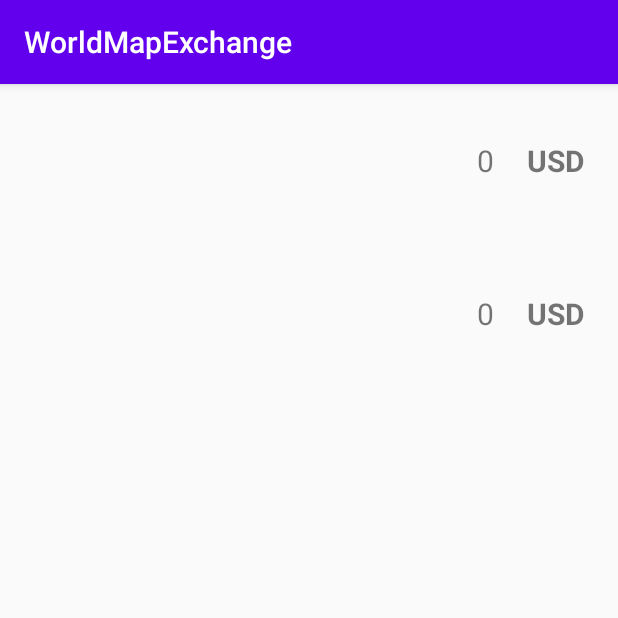
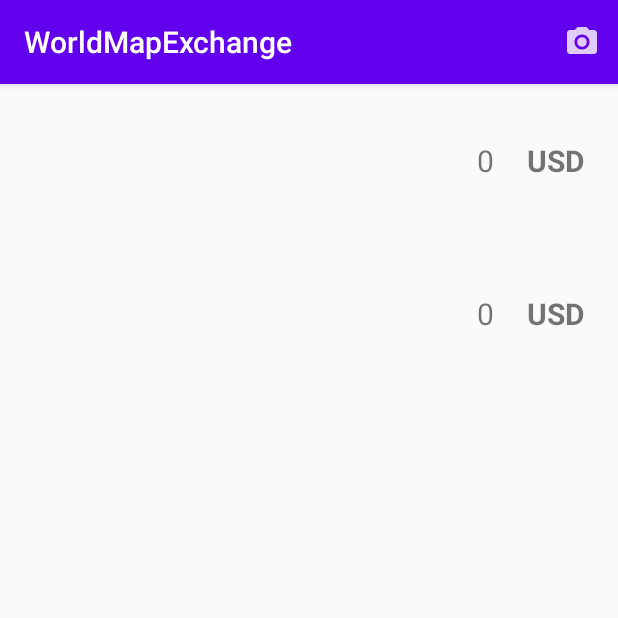
Before and after one commit to gigajet/WorldMapExchange, an Android app: the screen it shows after launch (MainActivity), on a phone screen of 412 x 824 dp, the top half of it. Run offline under Robolectric (Android 15) with nearby library versions, the light colour scheme and no system bars.

Commit message:
action bar

```diff
--- a/app/src/main/java/com/example/worldmapexchange/MainActivity.java
+++ b/app/src/main/java/com/example/worldmapexchange/MainActivity.java
@@ -1,5 +1,6 @@
 package com.example.worldmapexchange;
 
+import androidx.annotation.NonNull;
 import androidx.annotation.Nullable;
 import androidx.appcompat.app.AppCompatActivity;
 
@@ -9,6 +10,9 @@ import android.content.Intent;
 import android.os.AsyncTask;
 import android.os.Bundle;
 import android.util.Log;
+import android.view.Menu;
+import android.view.MenuInflater;
+import android.view.MenuItem;
 import android.view.View;
 import android.widget.Button;
 import android.widget.ImageView;
@@ -41,6 +45,19 @@ public class MainActivity extends AppCompatActivity {
     public static MainActivity getInstance()
     {
         return instance;
+    }
+
+    @Override
+    public boolean onCreateOptionsMenu(Menu menu) {
+        MenuInflater inflater = getMenuInflater();
+        inflater.inflate(R.menu.menu_bar,menu);
+        return true;
+    }
+
+    @Override
+    public boolean onOptionsItemSelected(@NonNull MenuItem item) {
+        //start camera intent
+        return super.onOptionsItemSelected(item);
     }
 
     @Override
--- /dev/null
+++ b/app/src/main/res/drawable-anydpi/ic_action_camera.xml
@@ -0,0 +1,14 @@
+<vector xmlns:android="http://schemas.android.com/apk/res/android"
+    android:width="24dp"
+    android:height="24dp"
+    android:viewportWidth="24"
+    android:viewportHeight="24"
+    android:tint="#FFFFFF"
+    android:alpha="0.8">
+  <path
+      android:fillColor="@android:color/white"
+      android:pathData="M12,12m-3.2,0a3.2,3.2 0,1 1,6.4 0a3.2,3.2 0,1 1,-6.4 0"/>
+  <path
+      android:fillColor="@android:color/white"
+      android:pathData="M9,2L7.17,4L4,4c-1.1,0 -2,0.9 -2,2v12c0,1.1 0.9,2 2,2h16c1.1,0 2,-0.9 2,-2L22,6c0,-1.1 -0.9,-2 -2,-2h-3.17L15,2L9,2zM12,17c-2.76,0 -5,-2.24 -5,-5s2.24,-5 5,-5 5,2.24 5,5 -2.24,5 -5,5z"/>
+</vector>
--- /dev/null
+++ b/app/src/main/res/menu/menu_bar.xml
@@ -0,0 +1,11 @@
+<?xml version="1.0" encoding="utf-8"?>
+<menu xmlns:android="http://schemas.android.com/apk/res/android"
+    xmlns:app="http://schemas.android.com/apk/res-auto" >
+
+    <item
+        android:id="@+id/action_camera"
+        android:icon="@drawable/ic_action_camera"
+        app:showAsAction="ifRoom"
+        android:title="camera" />
+
+</menu>
```
Also changed, not shown: app/src/main/res/drawable/ic_camera.xml (added, +15 -0 lines), app/src/main/res/drawable-hdpi/ic_action_camera.png (added), app/src/main/res/drawable-mdpi/ic_action_camera.png (added), app/src/main/res/drawable-xhdpi/ic_action_camera.png (added), app/src/main/res/drawable-xxhdpi/ic_action_camera.png (added).
